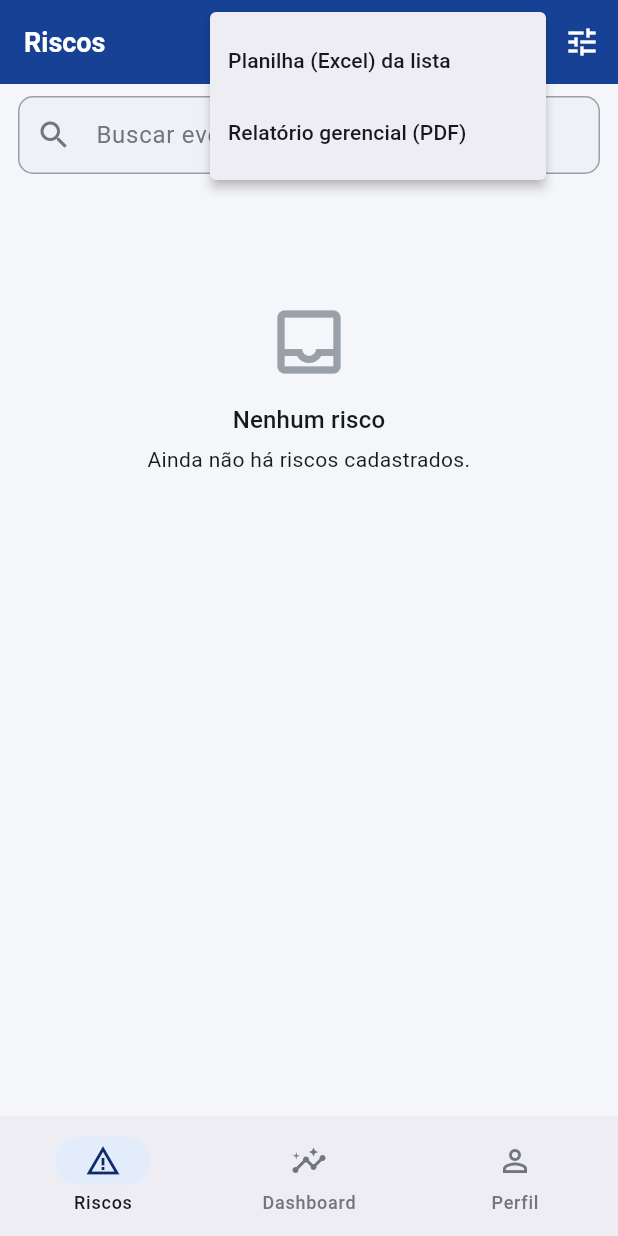
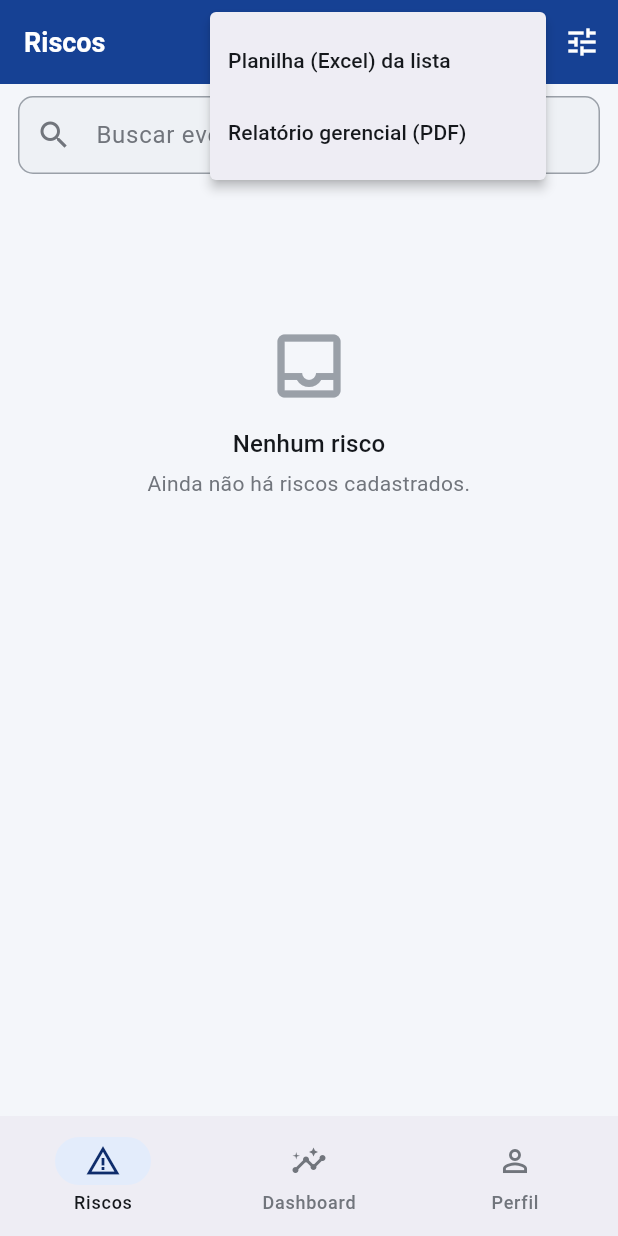
Before and after one commit to matheusgmello/gestao-riscos-mobile, a Flutter app: the RiscosScreen screen opened by its route, after a tap on the "ios share" icon, on a phone screen of 412 x 824 dp. Run offline on Flutter 3.47's test engine with Material 3 defaults, Android fonts, the light colour scheme and no system bars; our stand-ins replace connectivity_plus, dio, fl_chart, flutter_dotenv, flutter_secure_storage, go_router and 2 more; accounts and stored records are empty; network calls fail.

Commit message:
fix(mobile): mensagens de erro e estados de tela unificados
- mensagemDeErro(Object) em api_error: nunca mais vaza DioException/
  Exception cru pra tela; mostrarErro e todos os catches passam por ele.
- widgets/estado.dart: EstadoVazio, EstadoErro (com Retry) e SkeletonLista,
  usados em riscos, dashboard, equipe, gestores, unidades e PDI no lugar
  dos Center(Text)/spinner ad-hoc.
- Empty state de riscos ganha CTA 'Criar o primeiro risco'.
- equipe: dispose do controller do diálogo de SIAPE, valida SIAPE numérico,
  guarda _setor nulo (evita crash em race de carga).
- Abas do detalhe derivam a cor da AppBar (branco falhava contraste no
  tema escuro).

```diff
--- a/mobile/lib/features/perfil/perfil_screen.dart
+++ b/mobile/lib/features/perfil/perfil_screen.dart
@@ -4,6 +4,7 @@ import 'package:go_router/go_router.dart';
 import '../../core/api_error.dart';
 import '../../core/preferencias.dart';
 import '../../data/models/usuario_model.dart';
+import '../../widgets/estado.dart';
 import '../../data/services/auth_service.dart';
 import '../../data/services/token_service.dart';
 import '../../data/services/usuario_service.dart';
@@ -75,7 +76,10 @@ class _PerfilScreenState extends State<PerfilScreen> {
             return const Center(child: CircularProgressIndicator());
           }
           if (snap.hasError) {
-            return Center(child: Text('${snap.error}'));
+            return EstadoErro(
+              erro: snap.error!,
+              onTentar: () => setState(() => _future = _carregar()),
+            );
           }
           final u = snap.data!;
           return ListView(
--- a/mobile/lib/features/riscos/riscos_screen.dart
+++ b/mobile/lib/features/riscos/riscos_screen.dart
@@ -14,6 +14,7 @@ import '../../data/services/pdi_service.dart';
 import '../../data/services/unidade_service.dart';
 import '../../data/sync/motor_sync.dart';
 import '../../widgets/busca_selecao.dart';
+import '../../widgets/estado.dart';
 import '../../widgets/nivel_badge.dart';
 import '../../widgets/sync_status_bar.dart';
 import 'risco_detalhe_screen.dart';
@@ -232,26 +233,25 @@ class _RiscosScreenState extends State<RiscosScreen> {
 
   Widget _corpo() {
     if (_carregando) {
-      return const Center(child: CircularProgressIndicator());
+      return const SkeletonLista();
     }
     if (_erro != null) {
-      return _Estado(
-        icone: Icons.cloud_off,
-        titulo: 'Não foi possível carregar',
-        detalhe: '$_erro',
-        acao: FilledButton(
-          onPressed: _recarregar,
-          child: const Text('Tentar de novo'),
-        ),
-      );
+      return EstadoErro(erro: _erro!, onTentar: _recarregar);
     }
     if (_riscos.isEmpty) {
-      return _Estado(
+      return EstadoVazio(
         icone: Icons.inbox_outlined,
         titulo: 'Nenhum risco',
         detalhe: _filtro.temFiltroAtivo
             ? 'Nenhum resultado para os filtros atuais.'
             : 'Ainda não há riscos cadastrados.',
+        acao: (!_filtro.temFiltroAtivo && (_usuario?.setores.isNotEmpty ?? false))
+            ? FilledButton.icon(
+                onPressed: _novoRisco,
+                icon: const Icon(Icons.add),
+                label: const Text('Criar o primeiro risco'),
+              )
+            : null,
       );
     }
     return RefreshIndicator(
@@ -369,42 +369,6 @@ class _Chip extends StatelessWidget {
           fontWeight: FontWeight.w500,
         ),
       ),
-    );
-  }
-}
-
-class _Estado extends StatelessWidget {
-  const _Estado({
-    required this.icone,
-    required this.titulo,
-    required this.detalhe,
-    this.acao,
-  });
-
-  final IconData icone;
-  final String titulo;
-  final String detalhe;
-  final Widget? acao;
-
-  @override
-  Widget build(BuildContext context) {
-    return ListView(
-      children: [
-        const SizedBox(height: 80),
-        Icon(icone, size: 56, color: Theme.of(context).colorScheme.outline),
-        const SizedBox(height: 12),
-        Text(
-          titulo,
-          textAlign: TextAlign.center,
-          style: Theme.of(context).textTheme.titleMedium,
-        ),
-        const SizedBox(height: 4),
-        Padding(
-          padding: const EdgeInsets.symmetric(horizontal: 32),
-          child: Text(detalhe, textAlign: TextAlign.center),
-        ),
-        if (acao != null) ...[const SizedBox(height: 16), Center(child: acao!)],
-      ],
     );
   }
 }
--- /dev/null
+++ b/mobile/lib/widgets/estado.dart
@@ -0,0 +1,100 @@
+import 'package:flutter/material.dart';
+
+import '../core/api_error.dart';
+
+/// Estados de tela compartilhados (vazio / erro / carregando). Uma única
+/// aparência para os três em todas as listas.
+
+class EstadoVazio extends StatelessWidget {
+  const EstadoVazio({
+    super.key,
+    required this.icone,
+    required this.titulo,
+    this.detalhe,
+    this.acao,
+  });
+
+  final IconData icone;
+  final String titulo;
+  final String? detalhe;
+  final Widget? acao;
+
+  @override
+  Widget build(BuildContext context) {
+    final cores = Theme.of(context).colorScheme;
+    return ListView(
+      // ListView (não Center) para manter o pull-to-refresh funcionando.
+      padding: const EdgeInsets.symmetric(horizontal: 32),
+      children: [
+        const SizedBox(height: 96),
+        Icon(icone, size: 56, color: cores.outline),
+        const SizedBox(height: 12),
+        Text(
+          titulo,
+          textAlign: TextAlign.center,
+          style: Theme.of(context).textTheme.titleMedium,
+        ),
+        if (detalhe != null) ...[
+          const SizedBox(height: 4),
+          Text(
+            detalhe!,
+            textAlign: TextAlign.center,
+            style: TextStyle(color: cores.onSurfaceVariant),
+          ),
+        ],
+        if (acao != null) ...[
+          const SizedBox(height: 20),
+          Center(child: acao),
+        ],
+      ],
+    );
+  }
+}
+
+class EstadoErro extends StatelessWidget {
+  const EstadoErro({super.key, required this.erro, this.onTentar});
+
+  final Object erro;
+  final VoidCallback? onTentar;
+
+  @override
+  Widget build(BuildContext context) {
+    return EstadoVazio(
+      icone: Icons.cloud_off,
+      titulo: 'Não foi possível carregar',
+      detalhe: mensagemDeErro(erro),
+      acao: onTentar == null
+          ? null
+          : FilledButton.tonalIcon(
+              onPressed: onTentar,
+              icon: const Icon(Icons.refresh),
+              label: const Text('Tentar de novo'),
+            ),
+    );
+  }
+}
+
+/// Placeholder de lista enquanto carrega — retângulos no lugar dos cards.
+class SkeletonLista extends StatelessWidget {
+  const SkeletonLista({super.key, this.itens = 6, this.altura = 96});
+
+  final int itens;
+  final double altura;
+
+  @override
+  Widget build(BuildContext context) {
+    final cor = Theme.of(context).colorScheme.surfaceContainerHighest;
+    return ListView.separated(
+      padding: const EdgeInsets.fromLTRB(12, 12, 12, 12),
+      itemCount: itens,
+      separatorBuilder: (_, _) => const SizedBox(height: 8),
+      itemBuilder: (_, _) => Container(
+        height: altura,
+        decoration: BoxDecoration(
+          color: cor,
+          borderRadius: BorderRadius.circular(16),
+        ),
+      ),
+    );
+  }
+}
```
Also changed, not shown: mobile/lib/core/api_error.dart (+10 -0 lines), mobile/lib/core/app_feedback.dart (+9 -3 lines), mobile/lib/features/admin/gestores_screen.dart (+10 -3 lines), mobile/lib/features/admin/pdi_screen.dart (+8 -18 lines), mobile/lib/features/admin/unidades_screen.dart (+8 -3 lines), mobile/lib/features/dashboard/dashboard_screen.dart (+5 -22 lines), mobile/lib/features/equipe/equipe_screen.dart (+26 -9 lines), mobile/lib/features/riscos/risco_detalhe_screen.dart (+19 -21 lines).
